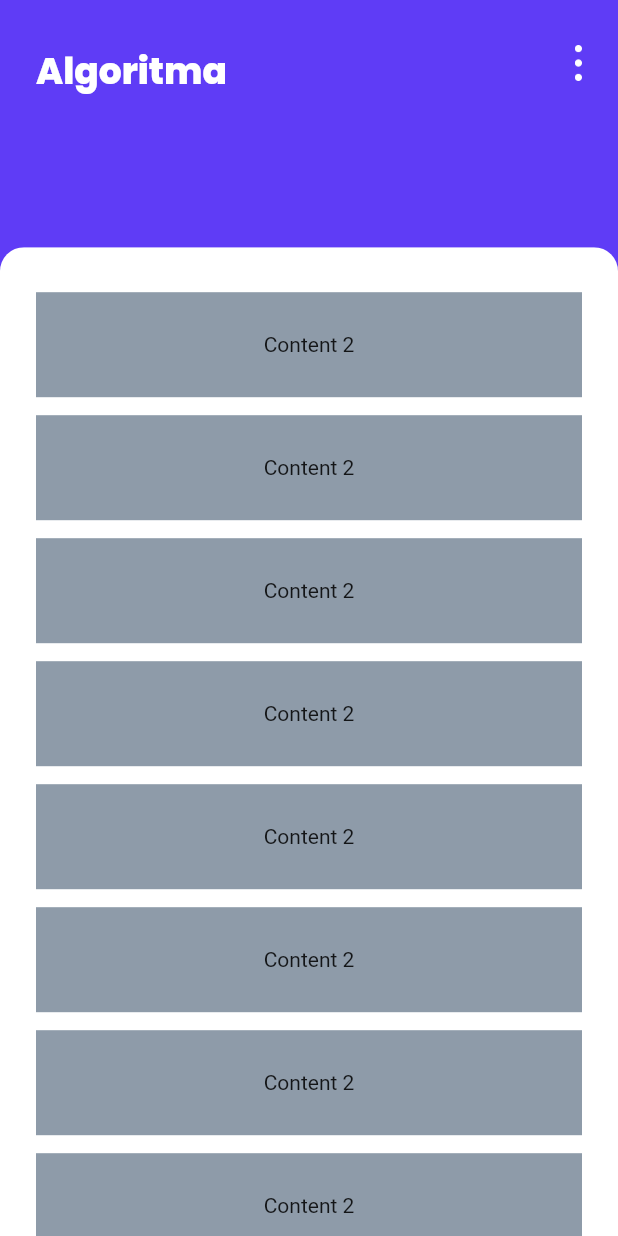
After one commit to yongkisettiawan/optima, a Flutter app: the ClassroomPage screen opened directly, on a phone screen of 412 x 824 dp. The commit adds this screen. Run offline on Flutter 3.47's test engine with Material 2 defaults, Android fonts, the light colour scheme and no system bars; our stand-ins replace google_fonts.

Commit message:
menambahkan classroom_page.dart

```diff
--- /dev/null
+++ b/lib/pages/classroom_page.dart
@@ -0,0 +1,218 @@
+import 'package:flutter/material.dart';
+import 'package:optima/shared/theme.dart';
+
+class ClassroomPage extends StatelessWidget {
+  const ClassroomPage({Key? key}) : super(key: key);
+
+  @override
+  Widget build(BuildContext context) {
+    return SafeArea(
+      child: Scaffold(
+        backgroundColor: kPrimaryColor,
+        body: Stack(
+          children: [
+            Positioned(
+              top: 0,
+              left: 0,
+              right: 0,
+              child: Container(
+                color: kPrimaryColor,
+                padding: const EdgeInsets.only(
+                  top: 30,
+                  left: 24,
+                  right: 24,
+                  bottom: 50,
+                ),
+                child: Row(
+                  mainAxisAlignment: MainAxisAlignment.spaceBetween,
+                  crossAxisAlignment: CrossAxisAlignment.start,
+                  children: [
+                    Text(
+                      'Algoritma',
+                      style: textStyle.copyWith(
+                        fontSize: 24,
+                        fontWeight: FontWeight.w800,
+                        color: kWhiteColor,
+                      ),
+                    ),
+                    SizedBox(
+                      height: 24,
+                      child: Image.asset('assets/titik_tiga.png'),
+                    ),
+                  ],
+                ),
+              ),
+            ),
+            Expanded(
+              child: ListView(
+                padding: EdgeInsets.only(
+                  top: MediaQuery.of(context).size.height * 0.20,
+                ),
+                children: [
+                  ClipRRect(
+                    borderRadius: BorderRadius.only(
+                      topLeft: Radius.circular(defaultRadius),
+                      topRight: Radius.circular(defaultRadius),
+                    ),
+                    child: Container(
+                      height: MediaQuery.of(context).size.height,
+                      color: kWhiteColor,
+                      padding: EdgeInsets.symmetric(
+                        horizontal: defaultMargin,
+                        vertical: 30,
+                      ),
+                      child: Column(
+                        children: [
+                          Container(
+                            margin: const EdgeInsets.only(
+                              bottom: 12,
+                            ),
+                            height: 70,
+                            color: kGreyTextColor,
+                            child: const Center(
+                              child: Text('Content 2'),
+                            ),
+                          ),
+                          Container(
+                            margin: const EdgeInsets.only(
+                              bottom: 12,
+                            ),
+                            height: 70,
+                            color: kGreyTextColor,
+                            child: const Center(
+                              child: Text('Content 2'),
+                            ),
+                          ),
+                          Container(
+                            margin: const EdgeInsets.only(
+                              bottom: 12,
+                            ),
+                            height: 70,
+                            color: kGreyTextColor,
+                            child: const Center(
+                              child: Text('Content 2'),
+                            ),
+                          ),
+                          Container(
+                            margin: const EdgeInsets.only(
+                              bottom: 12,
+                            ),
+                            height: 70,
+                            color: kGreyTextColor,
+                            child: const Center(
+                              child: Text('Content 2'),
+                            ),
+                          ),
+                          Container(
+                            margin: const EdgeInsets.only(
+                              bottom: 12,
+                            ),
+                            height: 70,
+                            color: kGreyTextColor,
+                            child: const Center(
+                              child: Text('Content 2'),
+                            ),
+                          ),
+                          Container(
+                            margin: const EdgeInsets.only(
+                              bottom: 12,
+                            ),
+                            height: 70,
+                            color: kGreyTextColor,
+                            child: const Center(
+                              child: Text('Content 2'),
+                            ),
+                          ),
+                          Container(
+                            margin: const EdgeInsets.only(
+                              bottom: 12,
+                            ),
+                            height: 70,
+                            color: kGreyTextColor,
+                            child: const Center(
+                              child: Text('Content 2'),
+                            ),
+                          ),
+                          Container(
+                            margin: const EdgeInsets.only(
+                              bottom: 12,
+                            ),
+                            height: 70,
+                            color: kGreyTextColor,
+                            child: const Center(
+                              child: Text('Content 2'),
+                            ),
+                          ),
+                          Container(
+                            margin: const EdgeInsets.only(
+                              bottom: 12,
+                            ),
+                            height: 70,
+                            color: kGreyTextColor,
+                            child: const Center(
+                              child: Text('Content 2'),
+                            ),
+                          ),
+                          Container(
+                            margin: const EdgeInsets.only(
+                              bottom: 12,
+                            ),
+                            height: 70,
+                            color: kGreyTextColor,
+                            child: const Center(
+                              child: Text('Content 2'),
+                            ),
+                          ),
+                          Container(
+                            margin: const EdgeInsets.only(
+                              bottom: 12,
+                            ),
+                            height: 70,
+                            color: kGreyTextColor,
+                            child: const Center(
+                              child: Text('Content 2'),
+                            ),
+                          ),
+                          Container(
+                            margin: const EdgeInsets.only(
+                              bottom: 12,
+                            ),
+                            height: 70,
+                            color: kGreyTextColor,
+                            child: const Center(
+                              child: Text('Content 2'),
+                            ),
+                          ),
+                          Container(
+                            margin: const EdgeInsets.only(
+                              bottom: 12,
+                            ),
+                            height: 70,
+                            color: kGreyTextColor,
+                            child: const Center(
+                              child: Text('Content 2'),
+                            ),
+                          ),
+                          Container(
+                            margin: const EdgeInsets.only(
+                              bottom: 12,
+                            ),
+                            height: 70,
+                            color: kGreyTextColor,
+                            child: const Center(
+                              child: Text('Content 2'),
+                            ),
+                          ),
+                        ],
+                      ),
+                    ),
+                  )
+                ],
+              ),
+            ),
+          ],
+        ),
+      ),
+    );
+  }
+}
--- a/lib/pages/home_page.dart
+++ b/lib/pages/home_page.dart
@@ -16,9 +16,6 @@ class HomePage extends StatelessWidget {
           color: kWhiteColor,
           padding: const EdgeInsets.only(
             top: 13,
-            // bottom: 22,
-            // left: 50,
-            // right: 50,
           ),
           child: Row(
             mainAxisAlignment: MainAxisAlignment.spaceAround,
@@ -43,7 +40,11 @@ class HomePage extends StatelessWidget {
     }
 
     Widget content() {
-      return Container(
+      return GestureDetector(
+        onTap: () {
+          Navigator.pushNamed(context, '/classroompage');
+        },
+        child: Container(
           padding: const EdgeInsets.all(10),
           margin: const EdgeInsets.only(bottom: 15),
           decoration: BoxDecoration(
@@ -103,6 +104,7 @@ class HomePage extends StatelessWidget {
               )
             ],
           ),
+        ),
       );
     }
 
```
Also changed, not shown: assets/titik_tiga.png (added). Lines whose indentation alone changed are shown as unchanged.
